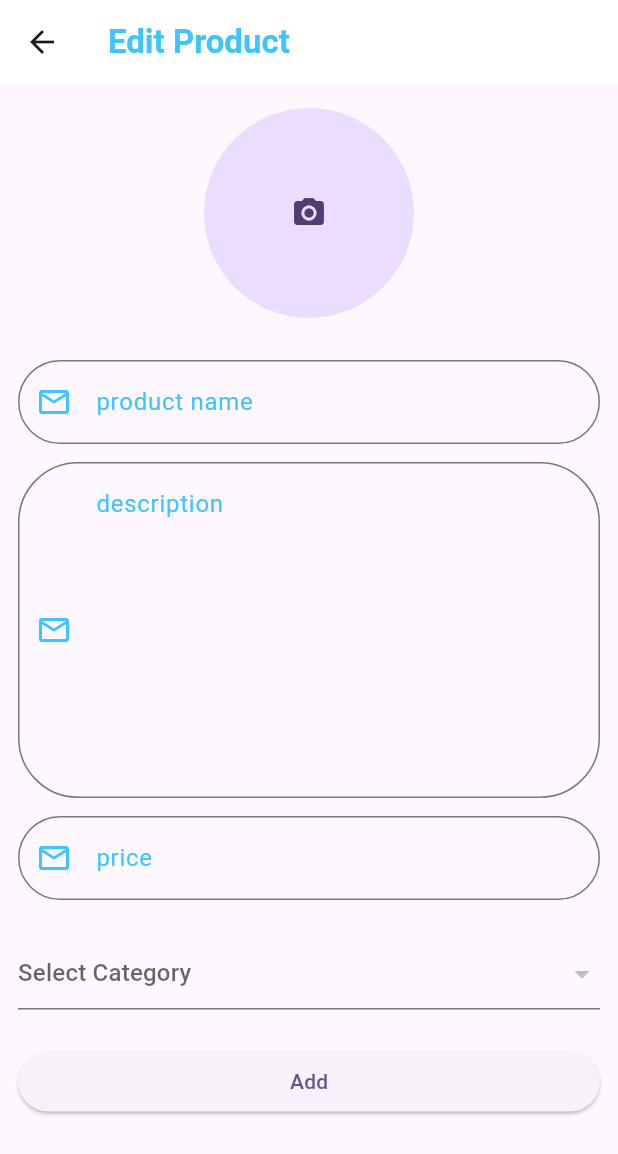
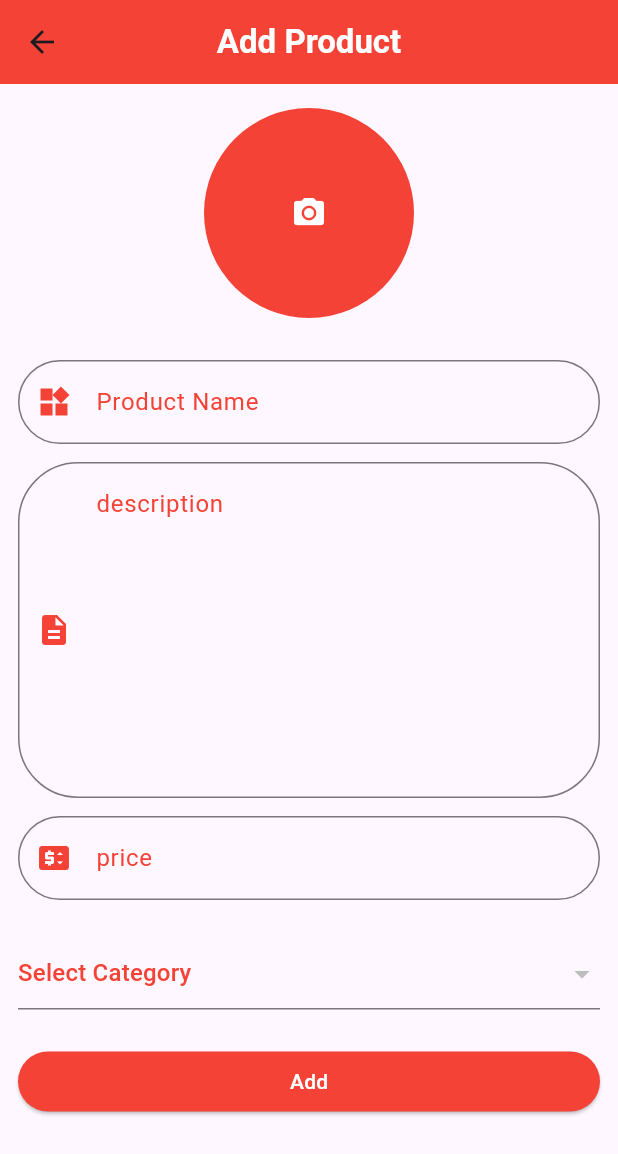
Before and after one commit to ShahidC0de/E-commerce-App-Admin-Panel-, a Flutter app: the ProductView screen opened directly, after a tap on the "add circle" icon, on a phone screen of 412 x 824 dp. Shown: the top 1154 px of the screen. Run offline on Flutter 3.47's test engine with Material 3 defaults, Android fonts, the phone set to English and light mode, and no system bars; our stand-ins replace cloud_firestore, firebase_core, firebase_storage, fluttertoast, image_picker; accounts and stored records are empty.

Commit message:
All Done

```diff
--- a/lib/screens/add_product.dart
+++ b/lib/screens/add_product.dart
@@ -40,11 +40,12 @@ class _AddProductState extends State<AddProduct> {
     AppProvider appProvider = Provider.of<AppProvider>(context);
     return Scaffold(
       appBar: AppBar(
-        backgroundColor: Colors.white,
+        backgroundColor: Colors.red,
+        centerTitle: true,
         title: const Text(
-          "Edit Product",
+          "Add Product",
           style: TextStyle(
-            color: Colors.lightBlueAccent,
+            color: Colors.white,
             fontWeight: FontWeight.bold,
           ),
         ),
@@ -56,8 +57,12 @@ class _AddProductState extends State<AddProduct> {
               ? CupertinoButton(
                   onPressed: takePicture,
                   child: const CircleAvatar(
+                    backgroundColor: Colors.red,
                     radius: 70,
-                    child: Icon(Icons.camera_alt),
+                    child: Icon(
+                      Icons.camera_alt,
+                      color: Colors.white,
+                    ),
                   ),
                 )
               : CupertinoButton(
@@ -73,18 +78,18 @@ class _AddProductState extends State<AddProduct> {
           ),
           TextFormField(
             controller: name,
-            keyboardType: TextInputType.emailAddress,
+            keyboardType: TextInputType.name,
             decoration: InputDecoration(
                 //decoration of textformfield.
                 //EMAIL TEXTFORM FILED
-                hintText: 'product name',
+                hintText: 'Product Name',
                 hintStyle: const TextStyle(
-                  color: Colors.lightBlueAccent,
+                  color: Colors.red,
                 ),
                 prefixIcon: const Icon(
                   //putting an icon.
-                  Icons.email_outlined,
-                  color: Colors.lightBlueAccent,
+                  Icons.widgets,
+                  color: Colors.red,
                 ),
                 border: OutlineInputBorder(
                   borderSide: const BorderSide(
@@ -95,7 +100,7 @@ class _AddProductState extends State<AddProduct> {
                 focusedBorder: OutlineInputBorder(
                   borderSide: const BorderSide(
                     width: 2,
-                    color: Colors.lightBlueAccent,
+                    color: Colors.red,
                   ),
                   borderRadius: BorderRadius.circular(40.0),
                 )),
@@ -105,19 +110,19 @@ class _AddProductState extends State<AddProduct> {
           ),
           TextFormField(
             controller: description,
-            keyboardType: TextInputType.emailAddress,
+            keyboardType: TextInputType.text,
             maxLines: 8,
             decoration: InputDecoration(
                 //decoration of textformfield.
                 //EMAIL TEXTFORM FILED
                 hintText: 'description',
                 hintStyle: const TextStyle(
-                  color: Colors.lightBlueAccent,
+                  color: Colors.red,
                 ),
                 prefixIcon: const Icon(
                   //putting an icon.
-                  Icons.email_outlined,
-                  color: Colors.lightBlueAccent,
+                  Icons.description,
+                  color: Colors.red,
                 ),
                 border: OutlineInputBorder(
                   borderSide: const BorderSide(
@@ -128,7 +133,7 @@ class _AddProductState extends State<AddProduct> {
                 focusedBorder: OutlineInputBorder(
                   borderSide: const BorderSide(
                     width: 2,
-                    color: Colors.lightBlueAccent,
+                    color: Colors.red,
                   ),
                   borderRadius: BorderRadius.circular(40.0),
                 )),
@@ -144,12 +149,12 @@ class _AddProductState extends State<AddProduct> {
                 //EMAIL TEXTFORM FILED
                 hintText: 'price',
                 hintStyle: const TextStyle(
-                  color: Colors.lightBlueAccent,
+                  color: Colors.red,
                 ),
                 prefixIcon: const Icon(
                   //putting an icon.
-                  Icons.email_outlined,
-                  color: Colors.lightBlueAccent,
+                  Icons.price_change,
+                  color: Colors.red,
                 ),
                 border: OutlineInputBorder(
                   borderSide: const BorderSide(
@@ -160,7 +165,7 @@ class _AddProductState extends State<AddProduct> {
                 focusedBorder: OutlineInputBorder(
                   borderSide: const BorderSide(
                     width: 2,
-                    color: Colors.lightBlueAccent,
+                    color: Colors.red,
                   ),
                   borderRadius: BorderRadius.circular(40.0),
                 )),
@@ -172,6 +177,9 @@ class _AddProductState extends State<AddProduct> {
             value: _selectedCategory,
             hint: const Text(
               'Select Category',
+              style: TextStyle(
+                color: Colors.red,
+              ),
             ),
             isExpanded: true,
             onChanged: (value) {
@@ -192,6 +200,9 @@ class _AddProductState extends State<AddProduct> {
             height: 24.0,
           ),
           ElevatedButton(
+              style: ElevatedButton.styleFrom(
+                backgroundColor: Colors.red,
+              ),
               onPressed: () async {
                 if (image == null ||
                     _selectedCategory == null ||
@@ -207,7 +218,12 @@ class _AddProductState extends State<AddProduct> {
                   Navigator.of(context).pop();
                 }
               },
-              child: const Text("Add"))
+              child: const Text(
+                "Add",
+                style: TextStyle(
+                  color: Colors.white,
+                ),
+              ))
         ],
       ),
     );
--- a/lib/screens/edit_profile.dart
+++ b/lib/screens/edit_profile.dart
@@ -108,7 +108,7 @@ class _EditProfileState extends State<EditProfile> {
             height: 25.0,
           ),
           SizedBox(
-            height: 50,
+            height: 55,
             width: double.infinity,
             child: ElevatedButton(
                 style: ElevatedButton.styleFrom(
--- a/lib/screens/product_page.dart
+++ b/lib/screens/product_page.dart
@@ -19,16 +19,23 @@ class _ProductViewState extends State<ProductView> {
 
     return Scaffold(
       appBar: AppBar(
+        backgroundColor: Colors.red,
         actions: [
           IconButton(
               onPressed: () {
                 Navigator.of(context).push(
                     MaterialPageRoute(builder: (ctx) => const AddProduct()));
               },
-              icon: const Icon(Icons.add_circle))
+              icon: const Icon(
+                Icons.add_circle,
+                color: Colors.white,
+              ))
         ],
         centerTitle: true,
-        title: const Text('Products'),
+        title: const Text(
+          'Products',
+          style: TextStyle(color: Colors.white, fontWeight: FontWeight.bold),
+        ),
       ),
       body: Padding(
         padding: const EdgeInsets.all(8.0),
```
Also changed, not shown: lib/screens/add_category.dart (+22 -9 lines), lib/screens/category_view.dart (+12 -2 lines), lib/screens/edit_product.dart (+28 -21 lines), lib/screens/single_category_item.dart (+8 -2 lines), lib/screens/single_product_item.dart (+17 -5 lines).
